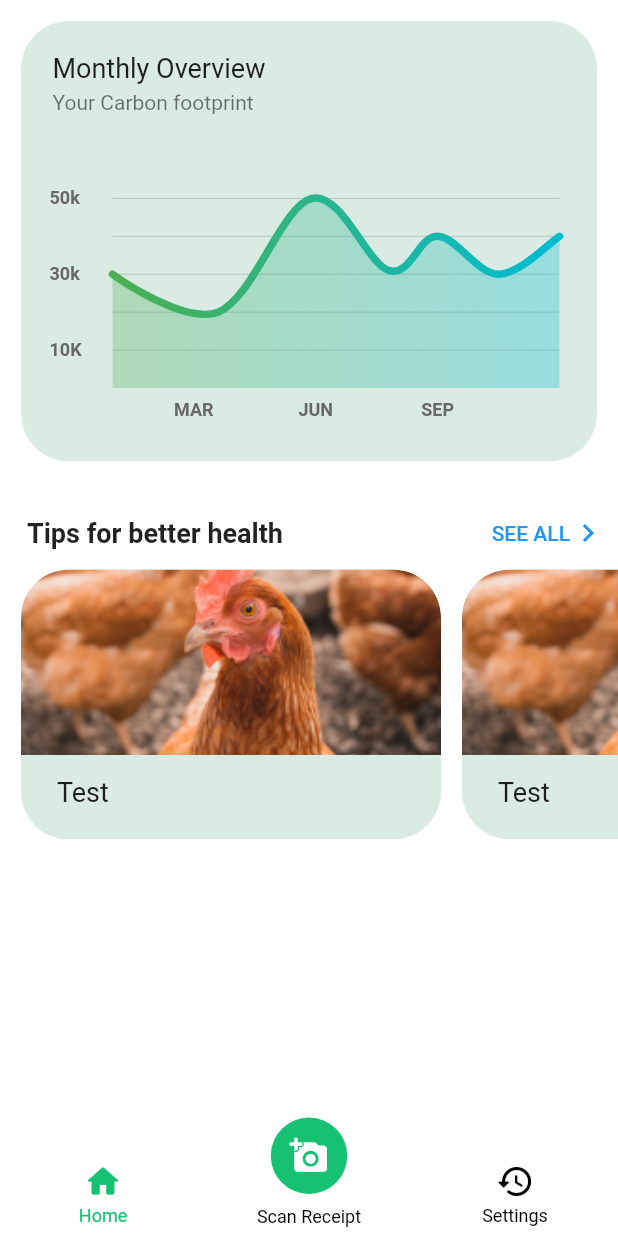
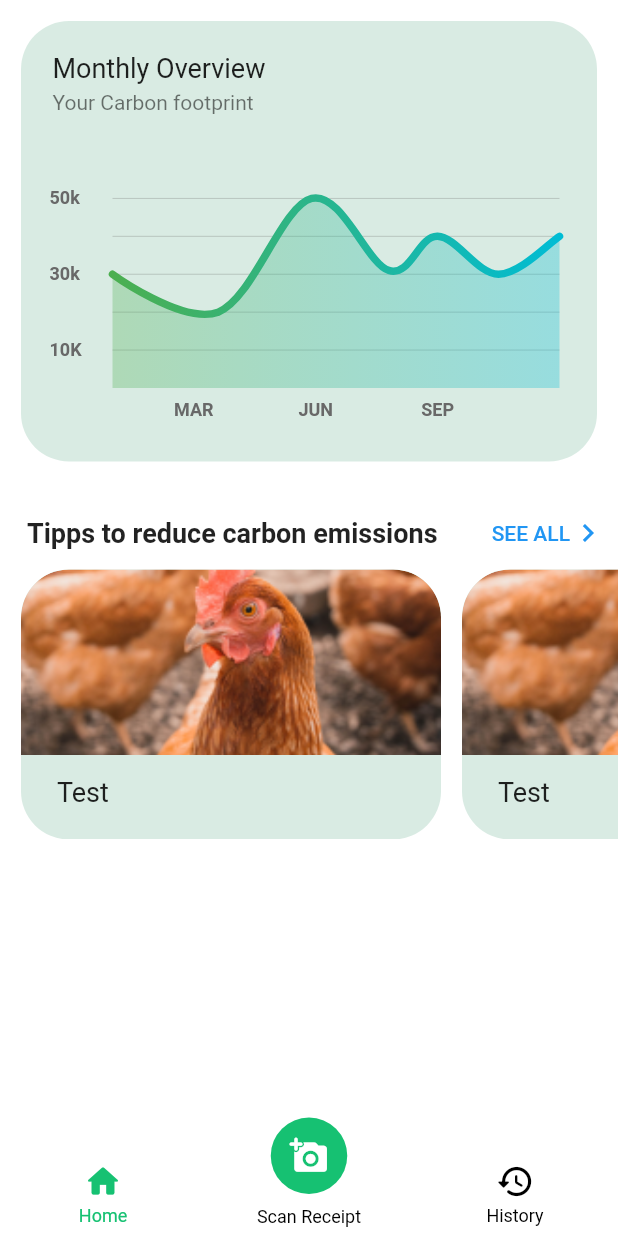
Before and after one commit to TheNewReducers/flutter_app, a Flutter app: the HomeScreen screen opened directly, on a phone screen of 412 x 824 dp. Run offline on Flutter 3.47's test engine with Material 2 defaults, Android fonts, the phone set to English and light mode, and no system bars; drawn by our look-alikes of fl_chart, persistent_bottom_nav_bar; our stand-ins replace camera.

Commit message:
all tipps

```diff
--- a/lib/app_router.dart
+++ b/lib/app_router.dart
@@ -1,5 +1,7 @@
 import 'package:flutter/material.dart';
 import 'package:flutter_app/screens/home_screen.dart';
+import 'package:flutter_app/screens/tipps_screen.dart';
+import 'package:flutter_app/services/navigation_service.dart';
 
 class AppRouter extends StatelessWidget {
 
@@ -10,13 +12,20 @@ class AppRouter extends StatelessWidget {
       return (context) => const HomeScreen();
     }
 
+    if (settings.name == '/tipps') {
+      return (context) => const TippsScreen();
+    }
+
     return (context) => const HomeScreen();
   }
 
   @override
   Widget build(BuildContext context) {
+    NavigationService navigationService = NavigationService.instance;
+
     return MaterialApp(
       debugShowCheckedModeBanner: false,
+      navigatorKey: navigationService.navigatorKey,
       onGenerateRoute: (settings) {
         final routeBuilder = getRouteBuilder(settings);
         return MaterialPageRoute(
--- a/lib/screens/home_screen.dart
+++ b/lib/screens/home_screen.dart
@@ -49,7 +49,7 @@ class _HomeScreenState extends State<HomeScreen> {
       ),
       PersistentBottomNavBarItem(
         icon: const Icon(Icons.history_rounded),
-        title: ("Settings"),
+        title: ("History"),
         activeColorPrimary: AppColor.normalGreen,
         inactiveColorPrimary: Colors.black
       ),
--- a/lib/screens/home_views/dashboard.dart
+++ b/lib/screens/home_views/dashboard.dart
@@ -5,6 +5,7 @@ import 'package:flutter_app/components/chart.dart';
 import 'package:flutter_app/components/custom_card.dart';
 import 'package:flutter_app/components/custom_image_card.dart';
 import 'package:flutter_app/components/title_bar.dart';
+import 'package:flutter_app/services/navigation_service.dart';
 
 class Dashboard extends StatefulWidget {
   const Dashboard({super.key});
@@ -14,6 +15,11 @@ class Dashboard extends StatefulWidget {
 }
 
 class _DashboardState extends State<Dashboard> {
+
+  void _showAllTipps() {
+    NavigationService.instance.pushNamed("/tipps");
+  }
+
   @override
   Widget build(BuildContext context) {
     return SafeArea(
@@ -29,7 +35,7 @@ class _DashboardState extends State<Dashboard> {
               child: Chart(),
             ),
           ),
-          TitleBar(title: "Tips for better health", onMorePressed: () => print("See more"), xPadding: 18),
+          TitleBar(title: "Tipps to reduce carbon emissions", onMorePressed: _showAllTipps, xPadding: 18),
           const CardSlider(
             initialPadding: 14,
             children: [
```
